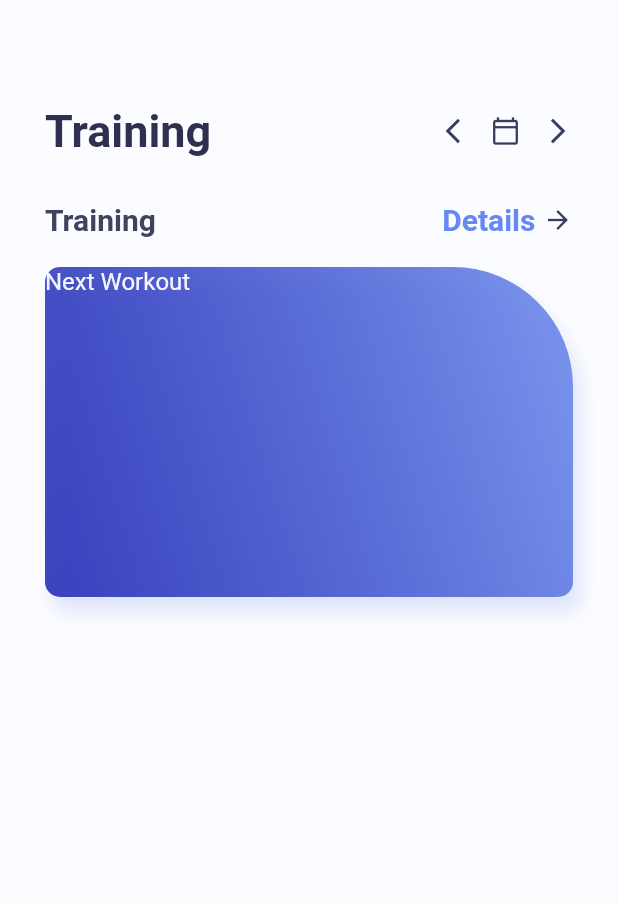
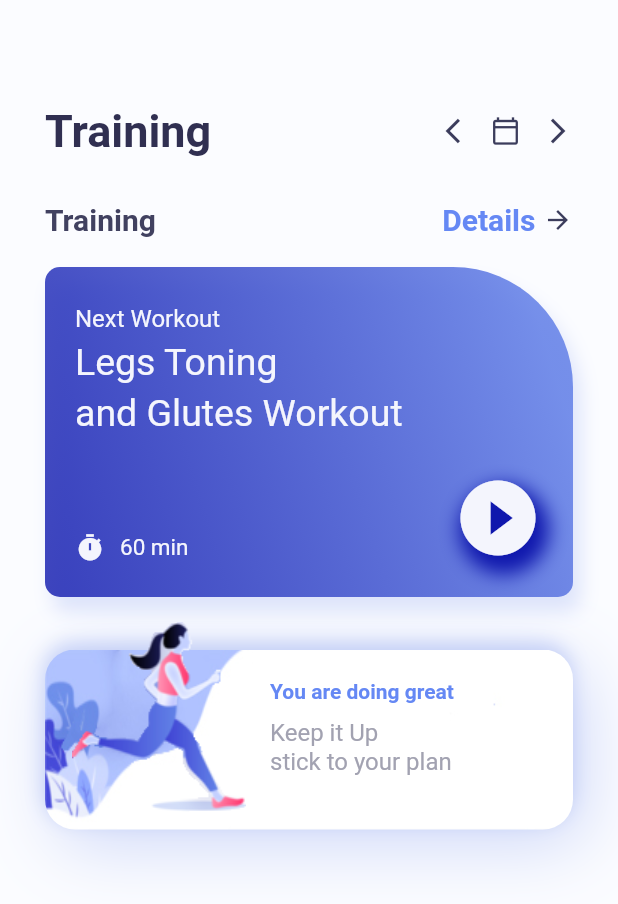
Before and after one commit to ELTEGANI/training-app, a Flutter app: the screen it shows after launch, on a phone screen of 412 x 824 dp. Shown: the top 904 px of the screen. Run offline on Flutter 3.47's test engine with Material 2 defaults, Android fonts, the phone set to English and light mode, and no system bars.

```diff
--- a/lib/home_page.dart
+++ b/lib/home_page.dart
@@ -87,6 +87,8 @@ class _HomePageState extends State<HomePage> {
                     )
                   ]
                 ),
+                child:Container(
+                  padding:const EdgeInsets.only(left:20,top:25,right:20),
                     child:Column(
                       crossAxisAlignment:CrossAxisAlignment.start,
                       children: [
@@ -95,6 +97,139 @@ class _HomePageState extends State<HomePage> {
                           style: TextStyle(
                               fontSize:16,
                               color:color.AppColor.homePageContainerTextSmall
+                          ),
+                        ),
+                        SizedBox(height:5,),
+                        Text(
+                          "Legs Toning",
+                          style: TextStyle(
+                              fontSize:25,
+                              color:color.AppColor.homePageContainerTextSmall
+                          ),
+                        ),
+                        SizedBox(height:5,),
+                        Text(
+                          "and Glutes Workout",
+                          style: TextStyle(
+                              fontSize:25,
+                              color:color.AppColor.homePageContainerTextSmall
+                          ),
+                        ),
+                        SizedBox(height:25,),
+                        Row(
+                          crossAxisAlignment:CrossAxisAlignment.end,
+                          children: [
+                            Row(
+                              children: [
+                              Icon(Icons.timer,size:20,color:color.AppColor.homePageContainerTextSmall),
+                              SizedBox(width:10,),
+                              Text(
+                                "60 min",
+                                style: TextStyle(
+                                    fontSize:15,
+                                    color:color.AppColor.homePageContainerTextSmall
+                                ),
+                              ),
+                            ],
+                            ),
+                            Expanded(child: Container()),
+                            Container(
+                              decoration:BoxDecoration(
+                                borderRadius:BorderRadius.circular(60),
+                                boxShadow: [
+                                  BoxShadow(
+                                    color:color.AppColor.gradientFirst,
+                                    blurRadius:10,
+                                    offset:Offset(4,8)
+                                  )
+                                ]
+                              ),
+                              child:Icon(
+                                  Icons.play_circle_fill,
+                                  size:60,
+                                  color:color.AppColor.homePageContainerTextSmall
+                              ),
+                            )
+                          ],
+                        ),
+                      ],
+                    )
+                ),
+              ),
+              SizedBox(height:5,),
+              Container(
+                height:180,
+                width:MediaQuery.of(context).size.width,
+                child:Stack(
+                  children: [
+                   Container(
+                       width:MediaQuery.of(context).size.width,
+                       margin:const EdgeInsets.only(top:30),
+                       height:120,
+                       decoration:BoxDecoration(
+                         borderRadius:BorderRadius.circular(20),
+                         image:DecorationImage(
+                           image:AssetImage(
+                             "assets/card.jpg"
+                           ),
+                           fit:BoxFit.fill
+                         ),
+                         boxShadow:[
+                           BoxShadow(
+                             blurRadius:40,
+                             offset:Offset(8,10),
+                             color:color.AppColor.gradientSecond.withOpacity(0.3)
+                           ),
+                           BoxShadow(
+                               blurRadius:10,
+                               offset:Offset(-1,-5),
+                               color:color.AppColor.gradientSecond.withOpacity(0.3)
+                           ),
+                         ]
+                       ),
+                   ),
+                   Container(
+                     height:200,
+                     width:MediaQuery.of(context).size.width,
+                       margin: const EdgeInsets.only(right:200,bottom:30),
+                       decoration:BoxDecoration(
+                           borderRadius:BorderRadius.circular(20),
+                           image:DecorationImage(
+                               image:AssetImage(
+                                   "assets/figure.png"
+                               ),
+                           ),
+                       )
+                   ),
+                   Container(
+                     width:double.maxFinite,
+                     height:100,
+                     margin:const EdgeInsets.only(left:150,top:50),
+                     child:Column(
+                       crossAxisAlignment:CrossAxisAlignment.start,
+                       children: [
+                         Text(
+                           "You are doing great",
+                            style:TextStyle(
+                              fontWeight:FontWeight.bold,
+                              color:color.AppColor.homePageDetail
+                            ),
+                         ),
+                         SizedBox(height:10,),
+                         RichText(text: TextSpan(
+                           text: "Keep it Up \n",
+                           style:TextStyle(
+                             color:color.AppColor.homePagePlanColor,
+                             fontSize:16
+                           ),
+                           children:[
+                             TextSpan(
+                               text:"stick to your plan"
+                             )
+                           ]
+                           )
+                         )
+                       ],
                      ),
                    )
                   ],
--- a/pubspec.yaml
+++ b/pubspec.yaml
@@ -56,7 +56,8 @@ flutter:
   # included with your application, so that you can use the icons in
   # the material Icons class.
   uses-material-design: true
-
+  assets:
+    - assets/
   # To add assets to your application, add an assets section, like this:
   # assets:
   #   - images/a_dot_burr.jpeg
```
Also changed, not shown: assets/card.jpg (added), assets/card.png (added), assets/ex1.png (added), assets/ex2.png (added), assets/ex3.png (added), assets/ex4.png (added), assets/figure.png (added), assets/figure1.png (added), assets/squat1.jpg (added), assets/squat2.jpg (added), assets/squat3.jpg (added), assets/squat4.jpg (added). Lines whose indentation alone changed are shown as unchanged.
